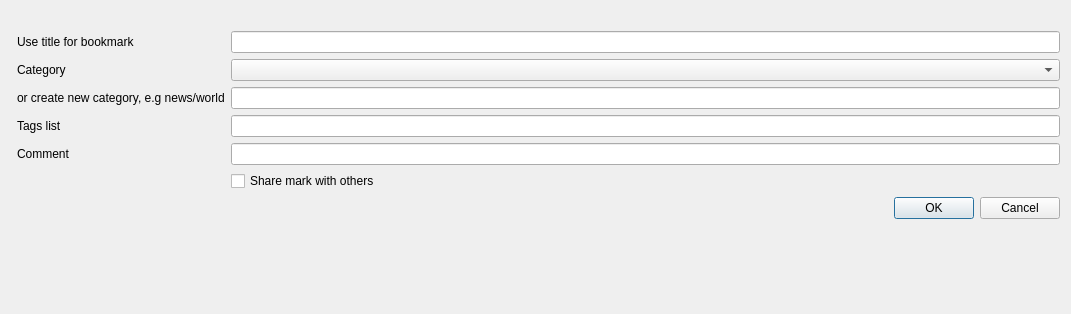
First picture: the form in galacteek/ui/addbookmarkdialog.ui, repository pinnaculum/galacteek, before the edit.
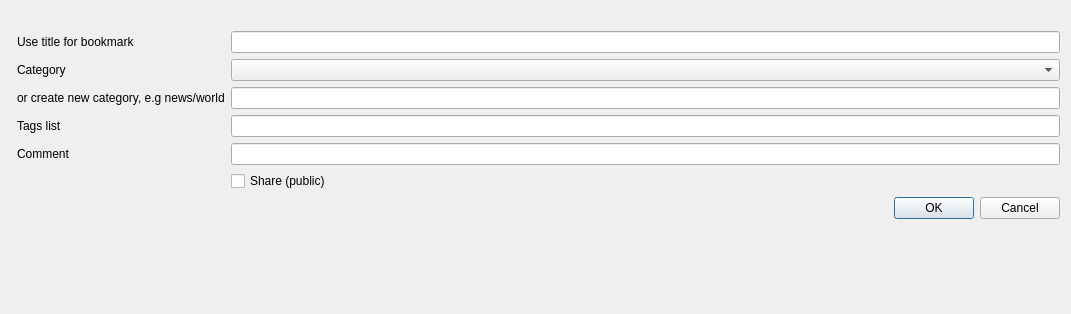
Second picture: the form after the edit.

Diff of the .ui file:
```diff
--- a/galacteek/ui/addbookmarkdialog.ui
+++ b/galacteek/ui/addbookmarkdialog.ui
@@ -85,7 +85,7 @@
      <item row="6" column="1">
       <widget class="QCheckBox" name="share">
        <property name="text">
-        <string>Share mark with others</string>
+        <string>Share (public)</string>
        </property>
       </widget>
      </item>
```
